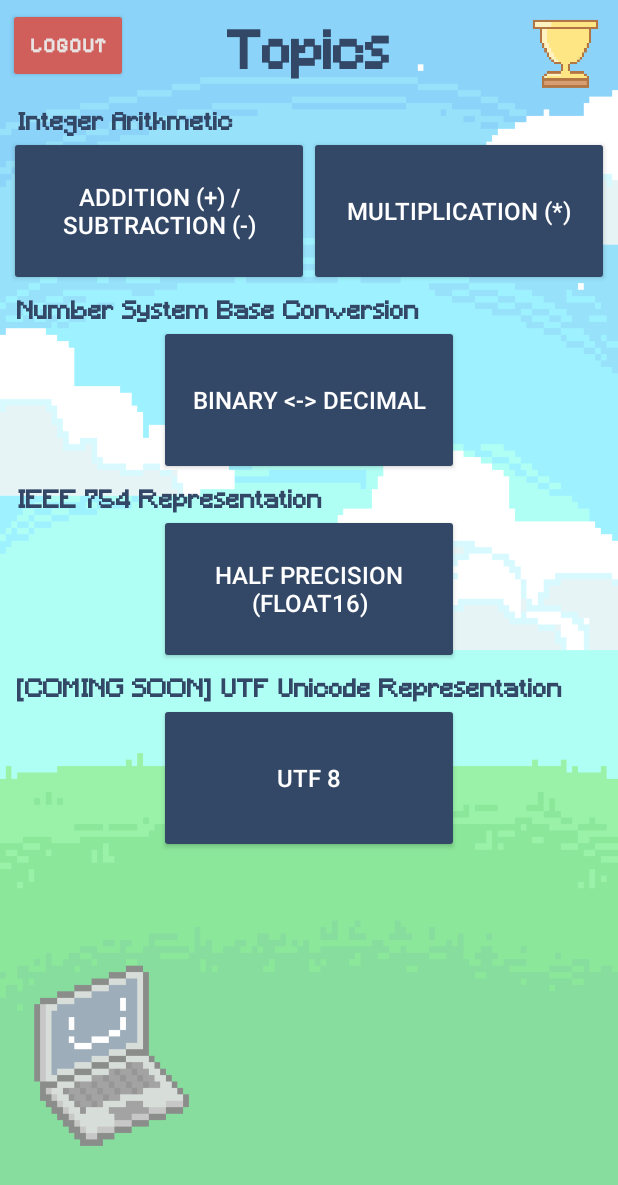
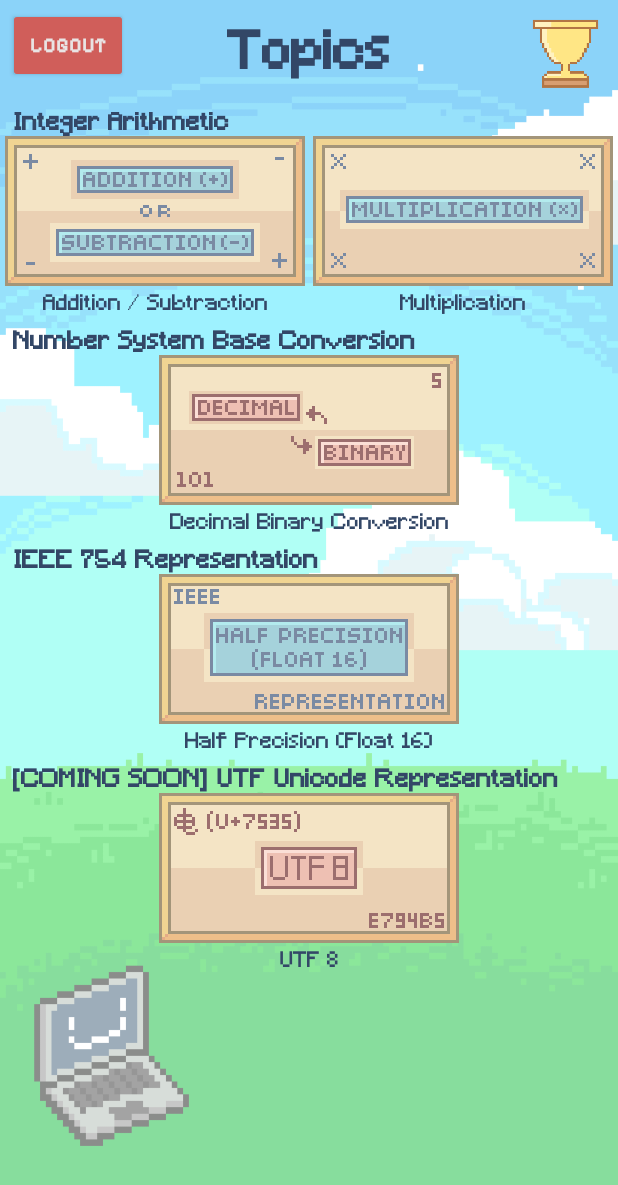
Before and after one commit to RocketRoooiz/CSArchers, an Android app built with Jetpack Compose: the TopicsSimActivity screen opened directly, with no data from a screen before it, on a phone screen of 412 x 824 dp. Shown: the top 1185 px of the screen. Run offline under Robolectric (Android 15) with nearby library versions, the phone set to English and light mode, and no system bars; our stand-ins replace Firebase (no records; nobody signed in at launch, a user with empty details on screens opened directly).

Commit message:
new button graphics

```diff
--- a/CSArchers/app/src/main/res/layout/activity_topics_sim.xml
+++ b/CSArchers/app/src/main/res/layout/activity_topics_sim.xml
@@ -94,16 +94,26 @@
                     <LinearLayout
                         android:layout_width="wrap_content"
                         android:layout_height="match_parent"
+                        android:layout_marginRight="5dp"
                         android:orientation="vertical">
 
                         <Button
                             android:id="@+id/topics_btn_add_sub"
                             android:layout_width="200dp"
                             android:layout_height="100dp"
-                            android:backgroundTint="#334767"
-                            android:text="ADDITION (+) / SUBTRACTION (-)"
+                            android:background="@drawable/subtopic_addsub_btn"
                             android:textColor="#FFFFFF"
                             android:textSize="16sp" />
+
+                        <TextView
+                            android:id="@+id/addsub_Tv"
+                            android:layout_width="match_parent"
+                            android:layout_height="wrap_content"
+                            android:fontFamily="@font/minecraft"
+                            android:paddingTop="5dp"
+                            android:text="Addition / Subtraction"
+                            android:textAlignment="center"
+                            android:textColor="#334767" />
 
                     </LinearLayout>
 
@@ -116,11 +126,20 @@
                             android:id="@+id/topics_btn_mul"
                             android:layout_width="200dp"
                             android:layout_height="100dp"
-                            android:backgroundTint="#334767"
+                            android:background="@drawable/subtopic_mult_btn"
                             android:fontFamily="sans-serif-medium"
-                            android:text="Multiplication (*)"
                             android:textColor="#FFFFFF"
                             android:textSize="16sp" />
+
+                        <TextView
+                            android:id="@+id/mult_Tv"
+                            android:layout_width="match_parent"
+                            android:layout_height="wrap_content"
+                            android:fontFamily="@font/minecraft"
+                            android:paddingTop="5dp"
+                            android:text="Multiplication"
+                            android:textAlignment="center"
+                            android:textColor="#334767" />
 
                     </LinearLayout>
 
@@ -161,10 +180,19 @@
                             android:id="@+id/topics_btn_bin_dec"
                             android:layout_width="200dp"
                             android:layout_height="100dp"
-                            android:backgroundTint="#334767"
-                            android:text="Binary \u003C-\u003E Decimal"
+                            android:background="@drawable/subtopic_decbin_btn"
                             android:textColor="#FFFFFF"
                             android:textSize="16sp" />
+
+                        <TextView
+                            android:id="@+id/bindec_Tv"
+                            android:layout_width="match_parent"
+                            android:layout_height="wrap_content"
+                            android:fontFamily="@font/minecraft"
+                            android:paddingTop="5dp"
+                            android:text="Decimal Binary Conversion"
+                            android:textAlignment="center"
+                            android:textColor="#334767" />
 
                     </LinearLayout>
 
@@ -205,10 +233,19 @@
                             android:id="@+id/topics_btn_flt16"
                             android:layout_width="200dp"
                             android:layout_height="100dp"
-                            android:backgroundTint="#334767"
-                            android:text="Half Precision (Float16)"
+                            android:background="@drawable/subtopic_halfprec_btn"
                             android:textColor="#FFFFFF"
                             android:textSize="16sp" />
+
+                        <TextView
+                            android:id="@+id/halfprec_Tv"
+                            android:layout_width="match_parent"
+                            android:layout_height="wrap_content"
+                            android:fontFamily="@font/minecraft"
+                            android:paddingTop="5dp"
+                            android:text="Half Precision (Float 16)"
+                            android:textAlignment="center"
+                            android:textColor="#334767" />
 
                     </LinearLayout>
 
@@ -250,10 +287,19 @@
                             android:id="@+id/topics_btn_utf8"
                             android:layout_width="200dp"
                             android:layout_height="100dp"
-                            android:backgroundTint="#334767"
-                            android:text="UTF 8"
+                            android:background="@drawable/subtopic_utf8_btn"
                             android:textColor="#FFFFFF"
                             android:textSize="16sp" />
+
+                        <TextView
+                            android:id="@+id/utf8_Tv"
+                            android:layout_width="match_parent"
+                            android:layout_height="wrap_content"
+                            android:fontFamily="@font/minecraft"
+                            android:paddingTop="5dp"
+                            android:text="UTF 8"
+                            android:textAlignment="center"
+                            android:textColor="#334767" />
 
                     </LinearLayout>
 
```
Also changed, not shown: CSArchers/app/src/main/res/drawable/simulation_mode_btn.png, CSArchers/app/src/main/res/drawable/subtopic_addsub_btn.png (added), CSArchers/app/src/main/res/drawable/subtopic_decbin_btn.png (added), CSArchers/app/src/main/res/drawable/subtopic_halfprec_btn.png (added), CSArchers/app/src/main/res/drawable/subtopic_mult_btn.png (added), CSArchers/app/src/main/res/drawable/subtopic_utf8_btn.png (added), CSArchers/app/src/main/res/drawable/topic_number_base_systems_btn.png.
